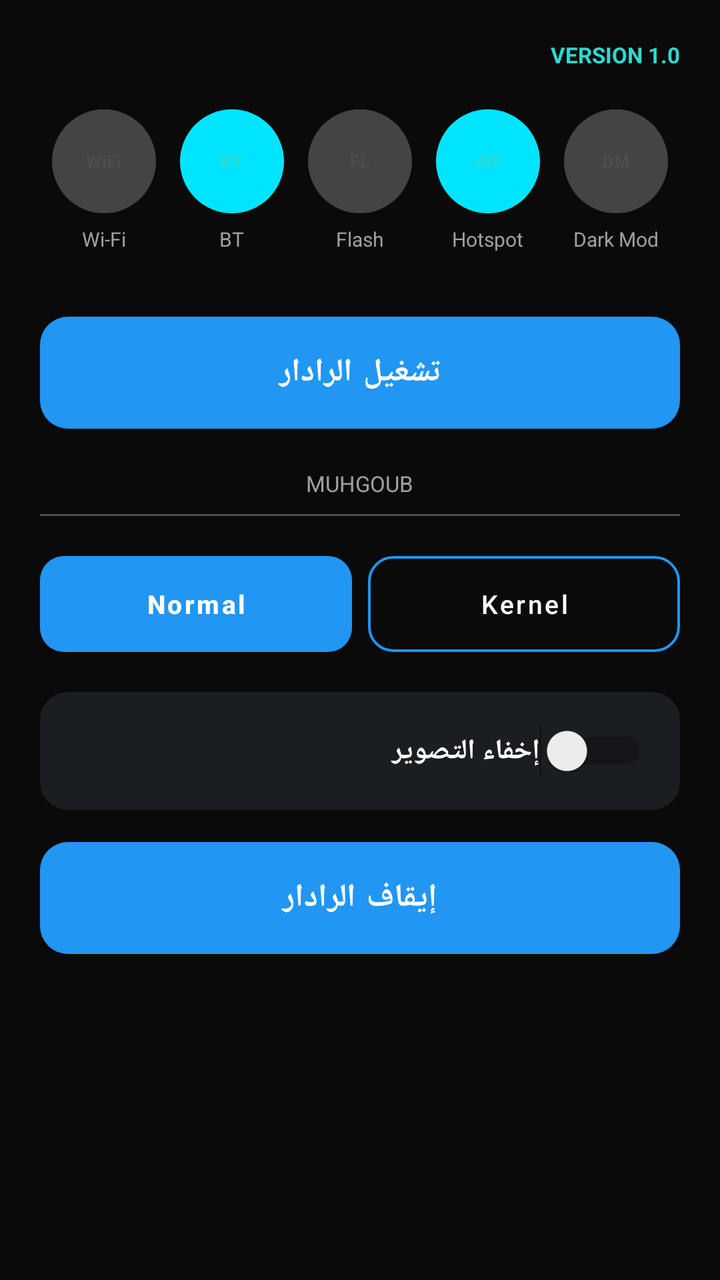
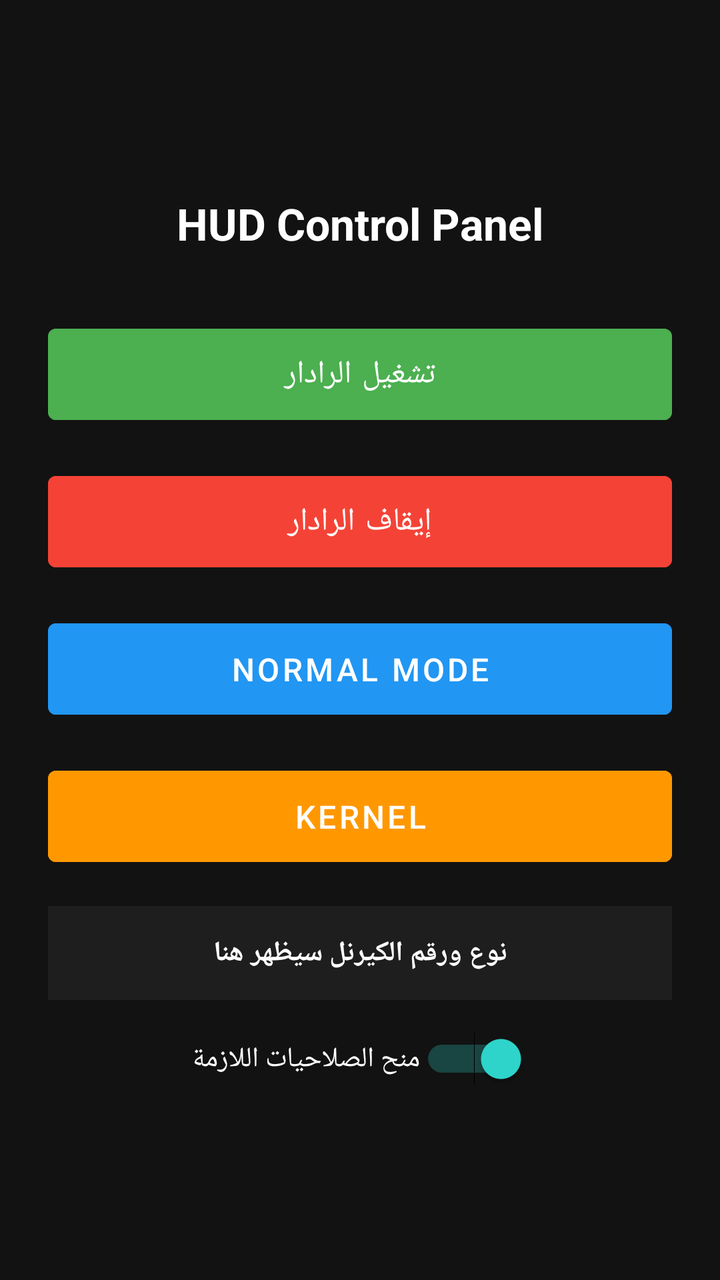

Before-and-after screenshots of an Android layout around one commit, followed by the original layout XML and the change that was made.
<!-- AndroidManifest.xml: application theme Theme.MuhgoubHUD -->
<!-- res/layout/activity_main.xml -->
<?xml version="1.0" encoding="utf-8"?>
<ScrollView xmlns:android="http://schemas.android.com/apk/res/android"
    android:layout_width="match_parent"
    android:layout_height="match_parent"
    android:background="@color/bg_dark">

    <LinearLayout
        android:layout_width="match_parent"
        android:layout_height="wrap_content"
        android:orientation="vertical"
        android:padding="20dp">

        <TextView
            android:layout_width="match_parent"
            android:layout_height="wrap_content"
            android:gravity="end"
            android:text="VERSION 1.0"
            android:textColor="@color/cyan_accent"
            android:textSize="11sp"
            android:textStyle="bold" />

        <LinearLayout
            android:layout_width="match_parent"
            android:layout_height="wrap_content"
            android:layout_marginTop="20dp"
            android:orientation="horizontal"
            android:weightSum="5">

            <LinearLayout
                android:layout_width="0dp"
                android:layout_height="wrap_content"
                android:layout_weight="1"
                android:gravity="center"
                android:orientation="vertical">
                <FrameLayout
                    android:layout_width="52dp"
                    android:layout_height="52dp"
                    android:background="@drawable/bg_icon_circle_gray">
                    <TextView
                        android:layout_width="wrap_content"
                        android:layout_height="wrap_content"
                        android:layout_gravity="center"
                        android:text="WiFi"
                        android:textColor="@color/icon_circle_gray"
                        android:textSize="9sp"
                        android:textStyle="bold" />
                </FrameLayout>
                <TextView
                    android:layout_width="wrap_content"
                    android:layout_height="wrap_content"
                    android:layout_marginTop="6dp"
                    android:text="@string/tool_wifi"
                    android:textColor="@color/text_secondary"
                    android:textSize="10sp" />
            </LinearLayout>

            <LinearLayout
                android:layout_width="0dp"
                android:layout_height="wrap_content"
                android:layout_weight="1"
                android:gravity="center"
                android:orientation="vertical">
                <FrameLayout
                    android:layout_width="52dp"
                    android:layout_height="52dp"
                    android:background="@drawable/bg_icon_circle_accent">
                    <TextView
                        android:layout_width="wrap_content"
                        android:layout_height="wrap_content"
                        android:layout_gravity="center"
                        android:text="BT"
                        android:textColor="@color/cyan_accent"
                        android:textSize="9sp"
                        android:textStyle="bold" />
                </FrameLayout>
                <TextView
                    android:layout_width="wrap_content"
                    android:layout_height="wrap_content"
                    android:layout_marginTop="6dp"
                    android:text="@string/tool_bluetooth"
                    android:textColor="@color/text_secondary"
                    android:textSize="10sp" />
            </LinearLayout>

            <LinearLayout
                android:layout_width="0dp"
                android:layout_height="wrap_content"
                android:layout_weight="1"
                android:gravity="center"
                android:orientation="vertical">
                <FrameLayout
                    android:layout_width="52dp"
                    android:layout_height="52dp"
                    android:background="@drawable/bg_icon_circle_gray">
                    <TextView
                        android:layout_width="wrap_content"
                        android:layout_height="wrap_content"
                        android:layout_gravity="center"
                        android:text="FL"
                        android:textColor="@color/icon_circle_gray"
                        android:textSize="9sp"
                        android:textStyle="bold" />
                </FrameLayout>
                <TextView
                    android:layout_width="wrap_content"
                    android:layout_height="wrap_content"
                    android:layout_marginTop="6dp"
                    android:text="@string/tool_flashlight"
                    android:textColor="@color/text_secondary"
                    android:textSize="10sp" />
            </LinearLayout>

            <LinearLayout
                android:layout_width="0dp"
                android:layout_height="wrap_content"
                android:layout_weight="1"
                android:gravity="center"
                android:orientation="vertical">
                <FrameLayout
                    android:layout_width="52dp"
                    android:layout_height="52dp"
                    android:background="@drawable/bg_icon_circle_accent">
                    <TextView
                        android:layout_width="wrap_content"
                        android:layout_height="wrap_content"
                        android:layout_gravity="center"
                        android:text="AP"
                        android:textColor="@color/cyan_accent"
                        android:textSize="9sp"
                        android:textStyle="bold" />
                </FrameLayout>
                <TextView
                    android:layout_width="wrap_content"
                    android:layout_height="wrap_content"
                    android:layout_marginTop="6dp"
                    android:text="@string/tool_hotspot"
                    android:textColor="@color/text_secondary"
                    android:textSize="10sp" />
            </LinearLayout>

            <LinearLayout
                android:layout_width="0dp"
                android:layout_height="wrap_content"
                android:layout_weight="1"
                android:gravity="center"
                android:orientation="vertical">
                <FrameLayout
                    android:layout_width="52dp"
                    android:layout_height="52dp"
                    android:background="@drawable/bg_icon_circle_gray">
                    <TextView
                        android:layout_width="wrap_content"
                        android:layout_height="wrap_content"
                        android:layout_gravity="center"
                        android:text="DM"
                        android:textColor="@color/icon_circle_gray"
                        android:textSize="9sp"
                        android:textStyle="bold" />
                </FrameLayout>
                <TextView
                    android:layout_width="wrap_content"
                    android:layout_height="wrap_content"
                    android:layout_marginTop="6dp"
                    android:text="@string/tool_dark_mode"
                    android:textColor="@color/text_secondary"
                    android:textSize="10sp" />
            </LinearLayout>

        </LinearLayout>

        
        <Button
            android:id="@+id/btnLaunchPanel"
            android:layout_width="match_parent"
            android:layout_height="56dp"
            android:layout_marginTop="32dp"
            android:background="@drawable/bg_main_button"
            android:text="تشغيل الرادار"
            android:textAllCaps="false"
            android:textColor="@color/white"
            android:textSize="16sp"
            android:textStyle="bold" />

        <TextView
            android:layout_width="wrap_content"
            android:layout_height="wrap_content"
            android:layout_marginTop="20dp"
            android:layout_gravity="center"
            android:text="@string/app_name"
            android:textColor="@color/text_secondary"
            android:textSize="11sp" />

        <View
            android:layout_width="match_parent"
            android:layout_height="1dp"
            android:layout_marginTop="8dp"
            android:layout_marginBottom="20dp"
            android:background="@color/icon_circle_gray" />

        
        <LinearLayout
            android:layout_width="match_parent"
            android:layout_height="wrap_content"
            android:orientation="horizontal"
            android:weightSum="2">

            <Button
                android:id="@+id/btnModeNormal"
                android:layout_width="0dp"
                android:layout_height="48dp"
                android:layout_weight="1"
                android:layout_marginEnd="8dp"
                android:background="@drawable/bg_segment_filled"
                android:text="Normal"
                android:textAllCaps="false"
                android:textColor="@color/white"
                android:textSize="13sp"
                android:textStyle="bold" />

            <Button
                android:id="@+id/btnModeTurbo"
                android:layout_width="0dp"
                android:layout_height="48dp"
                android:layout_weight="1"
                android:background="@drawable/bg_segment_outline"
                android:text="Kernel"
                android:textAllCaps="false"
                android:textColor="@color/white"
                android:textSize="13sp" />

        </LinearLayout>

        
        <LinearLayout
            android:layout_width="match_parent"
            android:layout_height="wrap_content"
            android:layout_marginTop="20dp"
            android:background="@drawable/bg_overlay_card"
            android:gravity="center_vertical"
            android:orientation="horizontal"
            android:padding="16dp">

            <TextView
                android:layout_width="0dp"
                android:layout_height="wrap_content"
                android:layout_weight="1"
                android:text="إخفاء التصوير"
                android:textColor="@color/text_primary"
                android:textSize="14sp"
                android:textStyle="bold" />

            <Switch
                android:id="@+id/switchPermission"
                android:layout_width="wrap_content"
                android:layout_height="wrap_content" />

        </LinearLayout>

        
        <Button
            android:id="@+id/btnStopPanel"
            android:layout_width="match_parent"
            android:layout_height="56dp"
            android:layout_marginTop="16dp"
            android:background="@drawable/bg_main_button"
            android:text="إيقاف الرادار"
            android:textAllCaps="false"
            android:textColor="@color/white"
            android:textSize="16sp"
            android:textStyle="bold" />

    </LinearLayout>

</ScrollView>
<!-- resources referenced by this layout -->
<resources>
  <color name="bg_dark">#FF0A0A0A</color>
  <color name="cyan_accent">#FF2FD8CE</color>
  <color name="icon_circle_gray">#FF4A4E52</color>
  <color name="text_primary">#FFFFFFFF</color>
  <color name="text_secondary">#FFA0A0A0</color>
  <color name="white">#FFFFFFFF</color>
  <!-- drawable bg_icon_circle_accent (drawable) -->
  <?xml version="1.0" encoding="utf-8"?>
  <shape xmlns:android="http://schemas.android.com/apk/res/android"
      android:shape="oval">
      <solid android:color="#00E5FF" />
  </shape>
  <!-- drawable bg_icon_circle_gray (drawable) -->
  <?xml version="1.0" encoding="utf-8"?>
  <shape xmlns:android="http://schemas.android.com/apk/res/android"
      android:shape="oval">
      <solid android:color="#444444" />
  </shape>
  <!-- drawable bg_main_button (drawable) -->
  <?xml version="1.0" encoding="utf-8"?>
  <shape xmlns:android="http://schemas.android.com/apk/res/android"
      android:shape="rectangle">
      <solid android:color="@color/start_blue" />
      <corners android:radius="14dp" />
  </shape>
  <!-- drawable bg_overlay_card (drawable) -->
  <?xml version="1.0" encoding="utf-8"?>
  <shape xmlns:android="http://schemas.android.com/apk/res/android"
      android:shape="rectangle">
      <solid android:color="@color/card_bg" />
      <corners android:radius="14dp" />
  </shape>
  <!-- drawable bg_segment_filled (drawable) -->
  <?xml version="1.0" encoding="utf-8"?>
  <shape xmlns:android="http://schemas.android.com/apk/res/android"
      android:shape="rectangle">
      <solid android:color="@color/teal_accent" />
      <corners android:radius="12dp" />
  </shape>
  <!-- drawable bg_segment_outline (drawable) -->
  <?xml version="1.0" encoding="utf-8"?>
  <shape xmlns:android="http://schemas.android.com/apk/res/android"
      android:shape="rectangle">
      <solid android:color="@android:color/transparent" />
      <stroke android:width="1.2dp" android:color="@color/text_secondary" />
      <corners android:radius="12dp" />
  </shape>
  <string name="app_name">MUHGOUB</string>
  <string name="tool_bluetooth">BT</string>
  <string name="tool_dark_mode">Dark Mod</string>
  <string name="tool_flashlight">Flash</string>
  <string name="tool_hotspot">Hotspot</string>
  <string name="tool_wifi">Wi-Fi</string>
  <style name="Theme.MuhgoubHUD" parent="Theme.MaterialComponents.DayNight.NoActionBar">
          <item name="colorPrimary">@color/accent</item>
          <item name="colorPrimaryDark">@color/pure_black</item>
          <item name="colorAccent">@color/cyan_accent</item>
          <item name="android:windowBackground">@color/bg_dark</item>
          <item name="android:statusBarColor">@color/pure_black</item>
          <item name="android:navigationBarColor">@color/pure_black</item>
          <item name="android:windowLightStatusBar" tools:targetApi="m">false</item>
      </style>
  <color name="start_blue">#FF4B9FD6</color>
  <color name="card_bg">#FF1B1E21</color>
  <color name="teal_accent">#FF2FD8CE</color>
  <color name="accent">#FF2196F3</color>
  <color name="pure_black">#FF000000</color>
</resources>

<!-- the commit's change to res/layout/activity_main.xml (unified diff, before → after) -->
@@ -1,274 +1,92 @@
 <?xml version="1.0" encoding="utf-8"?>
-<ScrollView xmlns:android="http://schemas.android.com/apk/res/android"
+<LinearLayout xmlns:android="http://schemas.android.com/apk/res/android"
     android:layout_width="match_parent"
     android:layout_height="match_parent"
-    android:background="@color/bg_dark">
+    android:background="#121212"
+    android:gravity="center"
+    android:orientation="vertical"
+    android:padding="24dp">
 
-    <LinearLayout
+    
+    <TextView
+        android:layout_width="wrap_content"
+        android:layout_height="wrap_content"
+        android:layout_marginBottom="32dp"
+        android:text="HUD Control Panel"
+        android:textColor="#FFFFFF"
+        android:textSize="22sp"
+        android:textStyle="bold" />
+
+    
+    <Button
+        android:id="@+id/btnLaunchPanel"
         android:layout_width="match_parent"
         android:layout_height="wrap_content"
-        android:orientation="vertical"
-        android:padding="20dp">
+        android:layout_marginBottom="16dp"
+        android:backgroundTint="#4CAF50"
+        android:padding="12dp"
+        android:text="تشغيل الرادار"
+        android:textColor="#FFFFFF"
+        android:textSize="16sp" />
 
-        <TextView
-            android:layout_width="match_parent"
-            android:layout_height="wrap_content"
-            android:gravity="end"
-            android:text="VERSION 1.0"
-            android:textColor="@color/cyan_accent"
-            android:textSize="11sp"
-            android:textStyle="bold" />
+    
+    <Button
+        android:id="@+id/btnStopPanel"
+        android:layout_width="match_parent"
+        android:layout_height="wrap_content"
+        android:layout_marginBottom="16dp"
+        android:backgroundTint="#F44336"
+        android:padding="12dp"
+        android:text="إيقاف الرادار"
+        android:textColor="#FFFFFF"
+        android:textSize="16sp" />
 
-        <LinearLayout
-            android:layout_width="match_parent"
-            android:layout_height="wrap_content"
-            android:layout_marginTop="20dp"
-            android:orientation="horizontal"
-            android:weightSum="5">
+    
+    <Button
+        android:id="@+id/btnModeNormal"
+        android:layout_width="match_parent"
+        android:layout_height="wrap_content"
+        android:layout_marginBottom="16dp"
+        android:backgroundTint="#2196F3"
+        android:padding="12dp"
+        android:text="Normal Mode"
+        android:textColor="#FFFFFF"
+        android:textSize="16sp" />
 
-            <LinearLayout
-                android:layout_width="0dp"
-                android:layout_height="wrap_content"
-                android:layout_weight="1"
-                android:gravity="center"
-                android:orientation="vertical">
-                <FrameLayout
-                    android:layout_width="52dp"
-                    android:layout_height="52dp"
-                    android:background="@drawable/bg_icon_circle_gray">
-                    <TextView
-                        android:layout_width="wrap_content"
-                        android:layout_height="wrap_content"
-                        android:layout_gravity="center"
-                        android:text="WiFi"
-                        android:textColor="@color/icon_circle_gray"
-                        android:textSize="9sp"
-                        android:textStyle="bold" />
-                </FrameLayout>
-                <TextView
-                    android:layout_width="wrap_content"
-                    android:layout_height="wrap_content"
-                    android:layout_marginTop="6dp"
-                    android:text="@string/tool_wifi"
-                    android:textColor="@color/text_secondary"
-                    android:textSize="10sp" />
-            </LinearLayout>
+    
+    <Button
+        android:id="@+id/btnModeTurbo"
+        android:layout_width="match_parent"
+        android:layout_height="wrap_content"
+        android:layout_marginBottom="16dp"
+        android:backgroundTint="#FF9800"
+        android:padding="12dp"
+        android:text="Kernel"
+        android:textColor="#FFFFFF"
+        android:textSize="16sp" />
 
-            <LinearLayout
-                android:layout_width="0dp"
-                android:layout_height="wrap_content"
-                android:layout_weight="1"
-                android:gravity="center"
-                android:orientation="vertical">
-                <FrameLayout
-                    android:layout_width="52dp"
-                    android:layout_height="52dp"
-                    android:background="@drawable/bg_icon_circle_accent">
-                    <TextView
-                        android:layout_width="wrap_content"
-                        android:layout_height="wrap_content"
-                        android:layout_gravity="center"
-                        android:text="BT"
-                        android:textColor="@color/cyan_accent"
-                        android:textSize="9sp"
-                        android:textStyle="bold" />
-                </FrameLayout>
-                <TextView
-                    android:layout_width="wrap_content"
-                    android:layout_height="wrap_content"
-                    android:layout_marginTop="6dp"
-                    android:text="@string/tool_bluetooth"
-                    android:textColor="@color/text_secondary"
-                    android:textSize="10sp" />
-            </LinearLayout>
+    
+    <TextView
+        android:id="@+id/tvKernelVersion"
+        android:layout_width="match_parent"
+        android:layout_height="wrap_content"
+        android:layout_marginBottom="16dp"
+        android:background="#1E1E1E"
+        android:gravity="center"
+        android:padding="14dp"
+        android:text="نوع ورقم الكيرنل سيظهر هنا"
+        android:textColor="#FFFFFF"
+        android:textSize="14sp"
+        android:textStyle="bold" />
 
-            <LinearLayout
-                android:layout_width="0dp"
-                android:layout_height="wrap_content"
-                android:layout_weight="1"
-                android:gravity="center"
-                android:orientation="vertical">
-                <FrameLayout
-                    android:layout_width="52dp"
-                    android:layout_height="52dp"
-                    android:background="@drawable/bg_icon_circle_gray">
-                    <TextView
-                        android:layout_width="wrap_content"
-                        android:layout_height="wrap_content"
-                        android:layout_gravity="center"
-                        android:text="FL"
-                        android:textColor="@color/icon_circle_gray"
-                        android:textSize="9sp"
-                        android:textStyle="bold" />
-                </FrameLayout>
-                <TextView
-                    android:layout_width="wrap_content"
-                    android:layout_height="wrap_content"
-                    android:layout_marginTop="6dp"
-                    android:text="@string/tool_flashlight"
-                    android:textColor="@color/text_secondary"
-                    android:textSize="10sp" />
-            </LinearLayout>
+    
+    <Switch
+        android:id="@+id/switchPermission"
+        android:layout_width="wrap_content"
+        android:layout_height="wrap_content"
+        android:checked="true"
+        android:text="منح الصلاحيات اللازمة"
+        android:textColor="#FFFFFF"
+        android:textSize="14sp" />
 
-            <LinearLayout
-                android:layout_width="0dp"
-                android:layout_height="wrap_content"
-                android:layout_weight="1"
-                android:gravity="center"
-                android:orientation="vertical">
-                <FrameLayout
-                    android:layout_width="52dp"
-                    android:layout_height="52dp"
-                    android:background="@drawable/bg_icon_circle_accent">
-                    <TextView
-                        android:layout_width="wrap_content"
-                        android:layout_height="wrap_content"
-                        android:layout_gravity="center"
-                        android:text="AP"
-                        android:textColor="@color/cyan_accent"
-                        android:textSize="9sp"
-                        android:textStyle="bold" />
-                </FrameLayout>
-                <TextView
-                    android:layout_width="wrap_content"
-                    android:layout_height="wrap_content"
-                    android:layout_marginTop="6dp"
-                    android:text="@string/tool_hotspot"
-                    android:textColor="@color/text_secondary"
-                    android:textSize="10sp" />
-            </LinearLayout>
-
-            <LinearLayout
-                android:layout_width="0dp"
-                android:layout_height="wrap_content"
-                android:layout_weight="1"
-                android:gravity="center"
-                android:orientation="vertical">
-                <FrameLayout
-                    android:layout_width="52dp"
-                    android:layout_height="52dp"
-                    android:background="@drawable/bg_icon_circle_gray">
-                    <TextView
-                        android:layout_width="wrap_content"
-                        android:layout_height="wrap_content"
-                        android:layout_gravity="center"
-                        android:text="DM"
-                        android:textColor="@color/icon_circle_gray"
-                        android:textSize="9sp"
-                        android:textStyle="bold" />
-                </FrameLayout>
-                <TextView
-                    android:layout_width="wrap_content"
-                    android:layout_height="wrap_content"
-                    android:layout_marginTop="6dp"
-                    android:text="@string/tool_dark_mode"
-                    android:textColor="@color/text_secondary"
-                    android:textSize="10sp" />
-            </LinearLayout>
-
-        </LinearLayout>
-
-        
-        <Button
-            android:id="@+id/btnLaunchPanel"
-            android:layout_width="match_parent"
-            android:layout_height="56dp"
-            android:layout_marginTop="32dp"
-            android:background="@drawable/bg_main_button"
-            android:text="تشغيل الرادار"
-            android:textAllCaps="false"
-            android:textColor="@color/white"
-            android:textSize="16sp"
-            android:textStyle="bold" />
-
-        <TextView
-            android:layout_width="wrap_content"
-            android:layout_height="wrap_content"
-            android:layout_marginTop="20dp"
-            android:layout_gravity="center"
-            android:text="@string/app_name"
-            android:textColor="@color/text_secondary"
-            android:textSize="11sp" />
-
-        <View
-            android:layout_width="match_parent"
-            android:layout_height="1dp"
-            android:layout_marginTop="8dp"
-            android:layout_marginBottom="20dp"
-            android:background="@color/icon_circle_gray" />
-
-        
-        <LinearLayout
-            android:layout_width="match_parent"
-            android:layout_height="wrap_content"
-            android:orientation="horizontal"
-            android:weightSum="2">
-
-            <Button
-                android:id="@+id/btnModeNormal"
-                android:layout_width="0dp"
-                android:layout_height="48dp"
-                android:layout_weight="1"
-                android:layout_marginEnd="8dp"
-                android:background="@drawable/bg_segment_filled"
-                android:text="Normal"
-                android:textAllCaps="false"
-                android:textColor="@color/white"
-                android:textSize="13sp"
-                android:textStyle="bold" />
-
-            <Button
-                android:id="@+id/btnModeTurbo"
-                android:layout_width="0dp"
-                android:layout_height="48dp"
-                android:layout_weight="1"
-                android:background="@drawable/bg_segment_outline"
-                android:text="Kernel"
-                android:textAllCaps="false"
-                android:textColor="@color/white"
-                android:textSize="13sp" />
-
-        </LinearLayout>
-
-        
-        <LinearLayout
-            android:layout_width="match_parent"
-            android:layout_height="wrap_content"
-            android:layout_marginTop="20dp"
-            android:background="@drawable/bg_overlay_card"
-            android:gravity="center_vertical"
-            android:orientation="horizontal"
-            android:padding="16dp">
-
-            <TextView
-                android:layout_width="0dp"
-                android:layout_height="wrap_content"
-                android:layout_weight="1"
-                android:text="إخفاء التصوير"
-                android:textColor="@color/text_primary"
-                android:textSize="14sp"
-                android:textStyle="bold" />
-
-            <Switch
-                android:id="@+id/switchPermission"
-                android:layout_width="wrap_content"
-                android:layout_height="wrap_content" />
-
-        </LinearLayout>
-
-        
-        <Button
-            android:id="@+id/btnStopPanel"
-            android:layout_width="match_parent"
-            android:layout_height="56dp"
-            android:layout_marginTop="16dp"
-            android:background="@drawable/bg_main_button"
-            android:text="إيقاف الرادار"
-            android:textAllCaps="false"
-            android:textColor="@color/white"
-            android:textSize="16sp"
-            android:textStyle="bold" />
-
-    </LinearLayout>
-
-</ScrollView>
+</LinearLayout>
<!-- resource entries referenced after the edit -->
@@ -2,57 +2,6 @@
 <resources>
   <color name="bg_dark">#FF0A0A0A</color>
   <color name="cyan_accent">#FF2FD8CE</color>
-  <color name="icon_circle_gray">#FF4A4E52</color>
-  <color name="text_primary">#FFFFFFFF</color>
-  <color name="text_secondary">#FFA0A0A0</color>
-  <color name="white">#FFFFFFFF</color>
-  <!-- drawable bg_icon_circle_accent (drawable) -->
-  <?xml version="1.0" encoding="utf-8"?>
-  <shape xmlns:android="http://schemas.android.com/apk/res/android"
-      android:shape="oval">
-      <solid android:color="#00E5FF" />
-  </shape>
-  <!-- drawable bg_icon_circle_gray (drawable) -->
-  <?xml version="1.0" encoding="utf-8"?>
-  <shape xmlns:android="http://schemas.android.com/apk/res/android"
-      android:shape="oval">
-      <solid android:color="#444444" />
-  </shape>
-  <!-- drawable bg_main_button (drawable) -->
-  <?xml version="1.0" encoding="utf-8"?>
-  <shape xmlns:android="http://schemas.android.com/apk/res/android"
-      android:shape="rectangle">
-      <solid android:color="@color/start_blue" />
-      <corners android:radius="14dp" />
-  </shape>
-  <!-- drawable bg_overlay_card (drawable) -->
-  <?xml version="1.0" encoding="utf-8"?>
-  <shape xmlns:android="http://schemas.android.com/apk/res/android"
-      android:shape="rectangle">
-      <solid android:color="@color/card_bg" />
-      <corners android:radius="14dp" />
-  </shape>
-  <!-- drawable bg_segment_filled (drawable) -->
-  <?xml version="1.0" encoding="utf-8"?>
-  <shape xmlns:android="http://schemas.android.com/apk/res/android"
-      android:shape="rectangle">
-      <solid android:color="@color/teal_accent" />
-      <corners android:radius="12dp" />
-  </shape>
-  <!-- drawable bg_segment_outline (drawable) -->
-  <?xml version="1.0" encoding="utf-8"?>
-  <shape xmlns:android="http://schemas.android.com/apk/res/android"
-      android:shape="rectangle">
-      <solid android:color="@android:color/transparent" />
-      <stroke android:width="1.2dp" android:color="@color/text_secondary" />
-      <corners android:radius="12dp" />
-  </shape>
-  <string name="app_name">MUHGOUB</string>
-  <string name="tool_bluetooth">BT</string>
-  <string name="tool_dark_mode">Dark Mod</string>
-  <string name="tool_flashlight">Flash</string>
-  <string name="tool_hotspot">Hotspot</string>
-  <string name="tool_wifi">Wi-Fi</string>
   <style name="Theme.MuhgoubHUD" parent="Theme.MaterialComponents.DayNight.NoActionBar">
           <item name="colorPrimary">@color/accent</item>
           <item name="colorPrimaryDark">@color/pure_black</item>
@@ -62,9 +11,6 @@
           <item name="android:navigationBarColor">@color/pure_black</item>
           <item name="android:windowLightStatusBar" tools:targetApi="m">false</item>
       </style>
-  <color name="start_blue">#FF4B9FD6</color>
-  <color name="card_bg">#FF1B1E21</color>
-  <color name="teal_accent">#FF2FD8CE</color>
   <color name="accent">#FF2196F3</color>
   <color name="pure_black">#FF000000</color>
 </resources>
